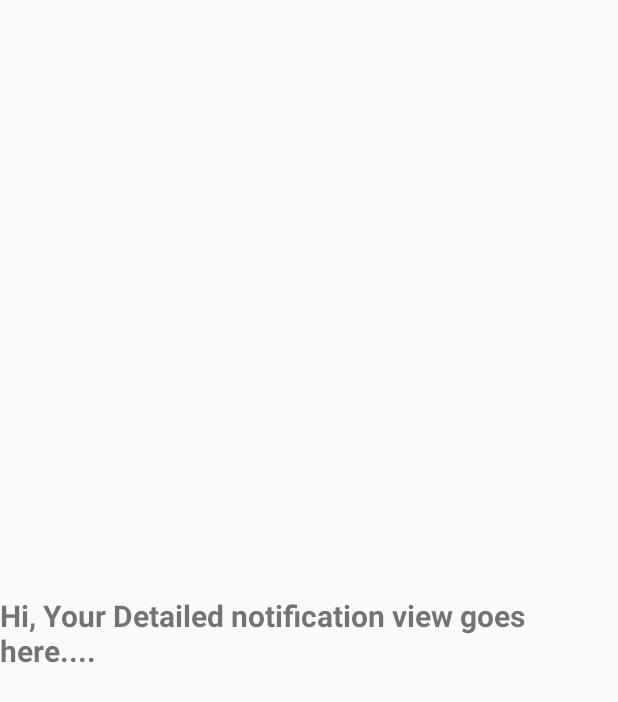
After one commit to alisha-budhathoki/Q-A, an Android app: the layout activity_notification_detail.xml on its own in the app's theme, with its tools: preview values and no code run, on a phone screen of 412 x 824 dp. The commit adds this screen. Shown: the top 702 px of the screen. Run offline under Robolectric (Android 15) with nearby library versions, the phone set to English and light mode, and no system bars.

Commit message:
Created notification display on pressing yes

```diff
--- a/app/src/main/res/layout/activity_main.xml
+++ b/app/src/main/res/layout/activity_main.xml
@@ -38,7 +38,7 @@
         android:layout_height="wrap_content"
         android:text="Did you celebrated Tihar?"
         android:textStyle="bold"
-        android:textSize="15sp"
+        android:textSize="20sp"
         android:layout_marginTop="10dp"
         android:layout_marginLeft="20dp"
         app:layout_constraintLeft_toLeftOf="parent"
--- /dev/null
+++ b/app/src/main/res/layout/activity_notification_detail.xml
@@ -0,0 +1,21 @@
+<?xml version="1.0" encoding="utf-8"?>
+<androidx.constraintlayout.widget.ConstraintLayout xmlns:android="http://schemas.android.com/apk/res/android"
+    xmlns:app="http://schemas.android.com/apk/res-auto"
+    xmlns:tools="http://schemas.android.com/tools"
+    android:layout_width="match_parent"
+    android:layout_height="match_parent"
+    tools:context=".NotificationDetailActivity">
+    <TextView
+        android:id="@+id/notifDetailTxt"
+        android:layout_width="wrap_content"
+        android:layout_height="wrap_content"
+        android:textStyle="bold"
+        android:textSize="20sp"
+        android:text="Hi, Your Detailed notification view goes here...."
+        android:layout_marginTop="20dp"
+        app:layout_constraintLeft_toLeftOf="parent"
+        app:layout_constraintRight_toRightOf="parent"
+        app:layout_constraintBottom_toBottomOf="parent"
+        app:layout_constraintTop_toTopOf="parent" />
+
+</androidx.constraintlayout.widget.ConstraintLayout>
```
Also changed, not shown: app/src/main/AndroidManifest.xml (+18 -8 lines), app/src/main/java/com/alisha/qa/MainActivity.java (+55 -0 lines), app/src/main/java/com/alisha/qa/NotificationDetailActivity.java (added, +20 -0 lines), app/src/main/res/drawable/ic_launch_24.xml (added, +10 -0 lines), app/src/main/res/drawable/ic_message.xml (added, +10 -0 lines).
